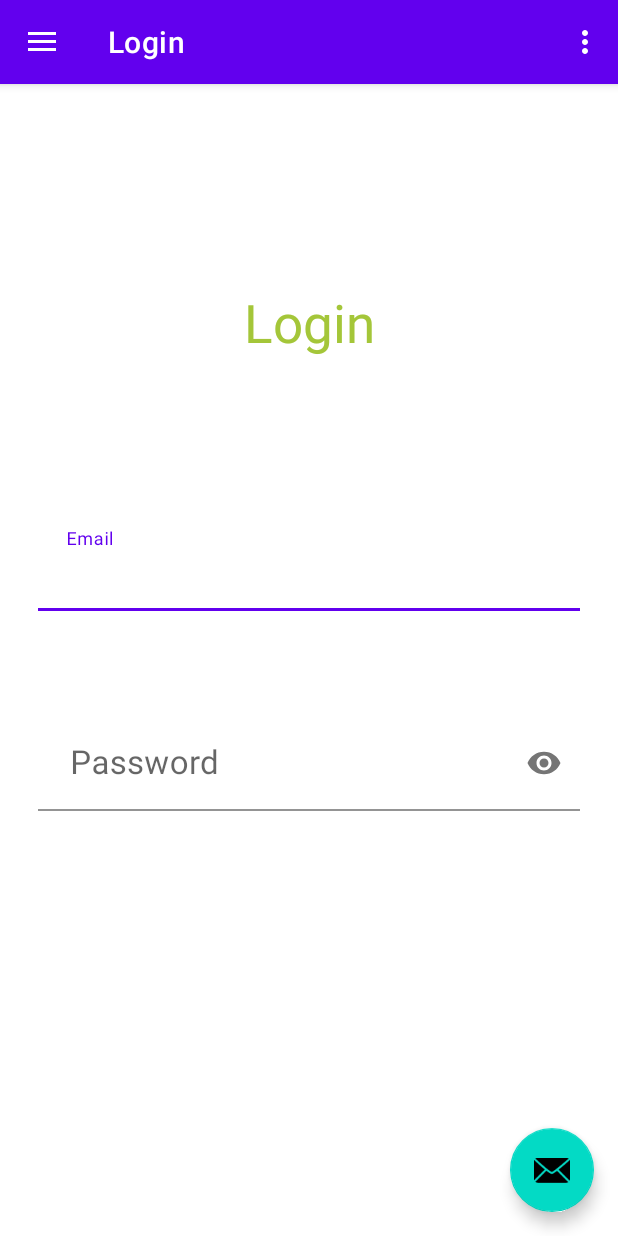
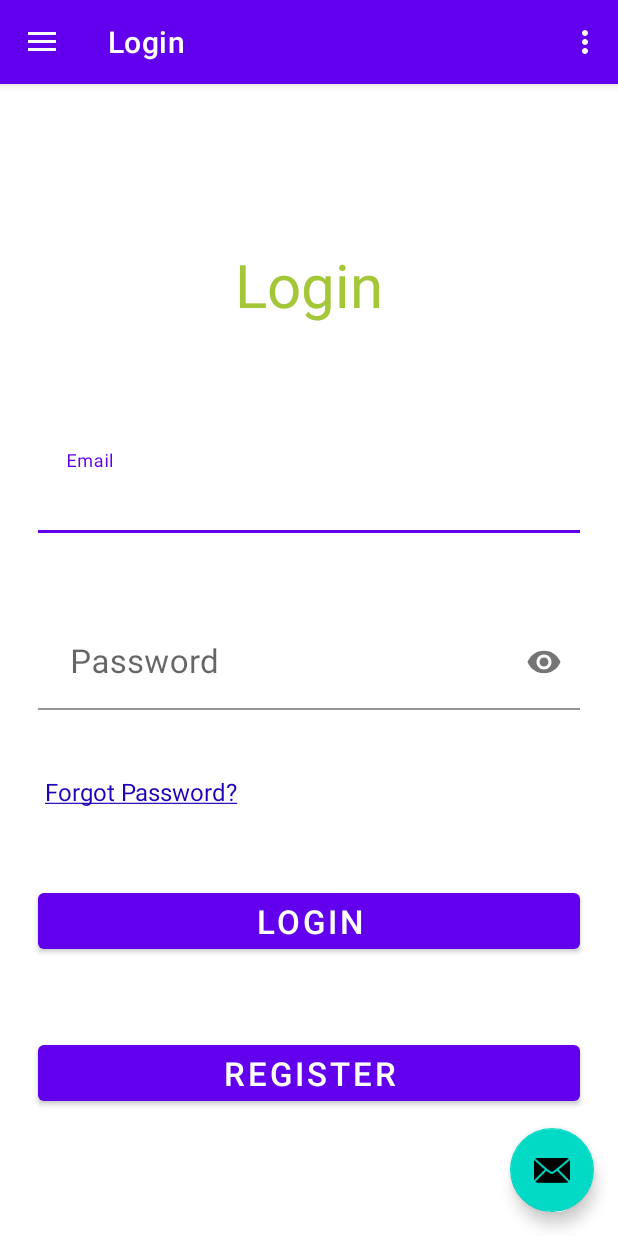
Before and after one commit to mtrhorange/ActiveMind, an Android app: the screen it shows after launch (MainActivity), in the side drawer, after a tap on "Login", on a phone screen of 412 x 824 dp. Run offline under Robolectric (Android 15) with nearby library versions, the phone set to English and light mode, and no system bars; our stand-ins replace navigation-ui.

Commit message:
Prototype Login Screen UI elements Prep for functionality

```diff
--- a/app/src/main/java/com/example/activemind/ui/login/LoginFragment.java
+++ b/app/src/main/java/com/example/activemind/ui/login/LoginFragment.java
@@ -1,14 +1,14 @@
 package com.example.activemind.ui.login;
 
 import android.os.Bundle;
-import android.os.CountDownTimer;
+import android.text.SpannableString;
+import android.text.style.UnderlineSpan;
 import android.view.LayoutInflater;
 import android.view.View;
 import android.view.ViewGroup;
 import android.widget.Button;
-import android.widget.EditText;
-import android.widget.ProgressBar;
 import android.widget.TextView;
+import android.widget.Toast;
 
 import androidx.annotation.NonNull;
 import androidx.annotation.Nullable;
@@ -17,21 +17,17 @@ import androidx.lifecycle.Observer;
 import androidx.lifecycle.ViewModelProvider;
 
 import com.example.activemind.databinding.FragmentLoginBinding;
-
-import java.util.Random;
+import com.google.android.material.textfield.TextInputEditText;
+import com.google.android.material.textfield.TextInputLayout;
 
 public class LoginFragment extends Fragment {
 
     private LoginViewModel loginViewModel;
     private FragmentLoginBinding binding;
-//    private TextView textView0, textView1, textView2, textView3, textView4, titleText;
-//    private TextView numberText, numberText2, answerText, levelText;
-//    private EditText answerEdit;
-//    private Button submitBtn, nextBtn, startBtn;
-//    private ProgressBar progressBar;
-//    private int progressTime = 4;
-//    private int level = 1;
-//    private String playerAnswer, answerString;
+    private TextInputLayout emailTextLayout, passwordTextLayout;
+    private TextView textLogin, textForgotPassword;
+    private TextInputEditText emailEdit, passwordEdit;
+    private Button loginBtn, registerBtn;
 
     public View onCreateView(@NonNull LayoutInflater inflater,
                              ViewGroup container, Bundle savedInstanceState) {
@@ -49,64 +45,35 @@ public class LoginFragment extends Fragment {
             }
         });
 
-//        newGame();
+        setup();
 
-//        startBtn.setOnClickListener(new View.OnClickListener() {
-//            public void onClick(View view) {
-//                newRound();
-//            }
-//        });
-//
-//        submitBtn.setOnClickListener(new View.OnClickListener() {
-//            public void onClick(View view) {
-//                submitAnswer();
-//            }
-//        });
-//
-//        nextBtn.setOnClickListener(new View.OnClickListener() {
-//            public void onClick(View view) {
-//                if (playerAnswer.equals(answerString))
-//                    newRound();
-//                else
-//                    newGame();
-//            }
-//        });
+        loginBtn.setOnClickListener((new View.OnClickListener()
+        {
+            @Override
+            public void onClick(View v)
+            {
+                Toast.makeText(getContext(), "LOG IN", Toast.LENGTH_SHORT).show();
+            }
+        }));
+
 
         return root;
     }
 
+    //set up bindings and stuff
     public void setup() {
-//        titleText = binding.titleText;
-//        startBtn = binding.startBtn;
-//        progressBar = binding.countdownbar;
-//        textView0 = binding.textView0;
-//        textView1 = binding.textView1;
-//        textView2 = binding.textView2;
-//        textView3 = binding.textView3;
-//        textView4 = binding.textView4;
-//        answerEdit = binding.answerEdit;
-//        numberText = binding.numberText;
-//        numberText2 = binding.numberText2;
-//        answerText = binding.answerText;
-//        submitBtn = binding.submitBtn;
-//        levelText = binding.levelText;
-//        nextBtn = binding.nextBtn;
-//
-//        titleText.setVisibility(View.VISIBLE);
-//        startBtn.setVisibility(View.VISIBLE);
-//        progressBar.setVisibility(View.INVISIBLE);
-//        textView0.setVisibility(View.INVISIBLE);
-//        textView1.setVisibility(View.INVISIBLE);
-//        textView2.setVisibility(View.INVISIBLE);
-//        textView3.setVisibility(View.INVISIBLE);
-//        textView4.setVisibility(View.INVISIBLE);
-//        answerEdit.setVisibility(View.INVISIBLE);
-//        numberText.setVisibility(View.INVISIBLE);
-//        numberText2.setVisibility(View.INVISIBLE);
-//        answerText.setVisibility(View.INVISIBLE);
-//        submitBtn.setVisibility(View.INVISIBLE);
-//        levelText.setVisibility(View.INVISIBLE);
-//        nextBtn.setVisibility(View.INVISIBLE);
+        emailTextLayout = binding.emailTextLayout;
+        passwordTextLayout = binding.passwordTextLayout;
+        textLogin = binding.textLogin;
+        textForgotPassword = binding.textForgotPassword;
+        emailEdit = binding.emailTextEntry;
+        passwordEdit = binding.passwordTextEntry;
+        loginBtn = binding.buttonLogin;
+        registerBtn = binding.buttonRegister;
+
+        SpannableString fpContent = new SpannableString("Forgot Password?");
+        fpContent.setSpan(new UnderlineSpan(), 0, fpContent.length(), 0);
+        textForgotPassword.setText(fpContent);
     }
 
     @Override
@@ -114,95 +81,4 @@ public class LoginFragment extends Fragment {
         super.onDestroyView();
         binding = null;
     }
-
-//    public class Countdown extends CountDownTimer {
-//        public Countdown(long millisInFuture, long countDownInterval) {
-//            super(millisInFuture, countDownInterval);
-//        }
-//
-//        @Override
-//        public void onFinish() {
-//            //some script here
-//            answerRound();
-//        }
-//
-//        @Override
-//        public void onTick(long millisUntilFinished) {
-//            int progress = (int) (millisUntilFinished / progressTime / 10);
-//            progressBar.setProgress(progress, true);
-//            //Log.i("NumberGame", Integer.toString(progress));
-//        }
-//    }
-
-//    public void newGame() {
-//        level = 0;
-//        setup();
-//    }
-//
-//    public void newRound() {
-//        titleText.setVisibility(View.INVISIBLE);
-//        startBtn.setVisibility(View.INVISIBLE);
-//        textView3.setVisibility(View.INVISIBLE);
-//        numberText2.setVisibility(View.INVISIBLE);
-//        textView4.setVisibility(View.INVISIBLE);
-//        answerText.setVisibility(View.INVISIBLE);
-//        levelText.setVisibility(View.INVISIBLE);
-//        nextBtn.setVisibility(View.INVISIBLE);
-//
-//        textView0.setVisibility(View.VISIBLE);
-//        numberText.setVisibility(View.VISIBLE);
-//        progressBar.setVisibility(View.VISIBLE);
-//        level += 1;
-//        String lvlTxt = "Level " + Integer.toString(level);
-//        levelText.setText(lvlTxt);
-//
-//        Random r = new Random();
-//        answerString = "";
-//        int num;
-//        for (int i=0; i<level; i++) {
-//            num = r.nextInt(9)+1;
-//            answerString += Integer.toString(num);
-//        }
-//        numberText.setText(answerString);
-//        numberText2.setText(answerString);
-//        timerCount = new Countdown(progressTime * 1000L, 100);
-//        timerCount.start();
-//    }
-//
-//    public void answerRound() {
-//        textView0.setVisibility(View.INVISIBLE);
-//        numberText.setVisibility(View.INVISIBLE);
-//        progressBar.setVisibility(View.INVISIBLE);
-//
-//        textView1.setVisibility(View.VISIBLE);
-//        textView2.setVisibility(View.VISIBLE);
-//        answerEdit.setVisibility(View.VISIBLE);
-//        submitBtn.setVisibility(View.VISIBLE);
-//
-//    }
-//
-//    public void submitAnswer() {
-//        playerAnswer = answerEdit.getText().toString();
-//        answerText.setText(playerAnswer);
-//        answerEdit.setText("");
-//        textView1.setVisibility(View.INVISIBLE);
-//        textView2.setVisibility(View.INVISIBLE);
-//        answerEdit.setVisibility(View.INVISIBLE);
-//        submitBtn.setVisibility(View.INVISIBLE);
-//
-//        textView3.setVisibility(View.VISIBLE);
-//        numberText2.setVisibility(View.VISIBLE);
-//        textView4.setVisibility(View.VISIBLE);
-//        answerText.setVisibility(View.VISIBLE);
-//        levelText.setVisibility(View.VISIBLE);
-//        nextBtn.setVisibility(View.VISIBLE);
-//
-//    }
-//
-//    public void endRound() {
-//        textView1.setVisibility(View.INVISIBLE);
-//        textView2.setVisibility(View.INVISIBLE);
-//        answerText.setVisibility(View.INVISIBLE);
-//        submitBtn.setVisibility(View.INVISIBLE);
-//    }
 }
--- a/app/src/main/res/layout/fragment_login.xml
+++ b/app/src/main/res/layout/fragment_login.xml
@@ -17,14 +17,14 @@
         android:text="@string/login_title"
         android:textAlignment="center"
         android:textColor="#A4C639"
-        android:textSize="35sp"
+        android:textSize="40sp"
         android:visibility="visible"
         app:layout_constraintBottom_toBottomOf="parent"
         app:layout_constraintEnd_toEndOf="parent"
-        app:layout_constraintHorizontal_bias="1.0"
+        app:layout_constraintHorizontal_bias="0.0"
         app:layout_constraintStart_toStartOf="parent"
         app:layout_constraintTop_toTopOf="parent"
-        app:layout_constraintVertical_bias="0.179" />
+        app:layout_constraintVertical_bias="0.14" />
 
     <com.google.android.material.textfield.TextInputLayout
         android:id="@+id/email_text_layout"
@@ -32,27 +32,25 @@
         android:layout_height="wrap_content"
         app:layout_constraintBottom_toBottomOf="parent"
         app:layout_constraintEnd_toEndOf="parent"
-        app:layout_constraintHorizontal_bias="0.32"
         app:layout_constraintStart_toStartOf="parent"
         app:layout_constraintTop_toBottomOf="@id/text_login"
-        app:layout_constraintVertical_bias="0.199">
+        app:layout_constraintVertical_bias="0.135">
 
-        <EditText
+        <com.google.android.material.textfield.TextInputEditText
             android:id="@+id/email_text_entry"
             android:layout_width="match_parent"
             android:layout_height="wrap_content"
             android:layout_marginHorizontal="25dp"
             android:backgroundTint="@color/color_transparent"
             android:hint=" Email"
+            android:autofillHints="emailAddress"
             android:inputType="textEmailAddress"
             android:textSize="23sp"
             android:visibility="visible"
             app:layout_constraintBottom_toBottomOf="parent"
             app:layout_constraintEnd_toEndOf="parent"
-            app:layout_constraintHorizontal_bias="0.32"
             app:layout_constraintStart_toStartOf="parent"
-            app:layout_constraintTop_toBottomOf="@id/text_login"
-            app:layout_constraintVertical_bias="0.199" />
+            app:layout_constraintTop_toBottomOf="@id/text_login" />
     </com.google.android.material.textfield.TextInputLayout>
 
     <com.google.android.material.textfield.TextInputLayout
@@ -62,62 +60,70 @@
         android:layout_height="wrap_content"
         app:layout_constraintBottom_toBottomOf="parent"
         app:layout_constraintEnd_toEndOf="parent"
-        app:layout_constraintHorizontal_bias="0.32"
         app:layout_constraintStart_toStartOf="parent"
         app:layout_constraintTop_toBottomOf="@id/email_text_layout"
-        app:layout_constraintVertical_bias="0.199">
+        app:layout_constraintVertical_bias="0.135">
 
-        <EditText
+        <com.google.android.material.textfield.TextInputEditText
             android:id="@+id/password_text_entry"
             android:layout_width="match_parent"
             android:layout_height="wrap_content"
             android:layout_marginHorizontal="25dp"
             android:hint=" Password"
+            android:autofillHints="password"
             android:inputType="textPassword"
-            android:textSize="22dp"
+            android:textSize="22sp"
             android:visibility="visible"
             android:backgroundTint="@color/color_transparent"
             />
     </com.google.android.material.textfield.TextInputLayout>
 
-<!--    <Button-->
-<!--        android:id="@+id/button_login"-->
-<!--        android:layout_width="300dp"-->
-<!--        android:layout_height="wrap_content"-->
-<!--        android:layout_below="@id/textview_forgot_password"-->
-<!--        android:layout_centerHorizontal="true"-->
-<!--        android:layout_marginTop="22dp"-->
-<!--        android:text="Login"-->
-<!--        android:textSize="22dp"-->
-<!--        android:visibility="gone" />-->
+    <Button
+        android:id="@+id/button_login"
+        android:layout_width="match_parent"
+        android:layout_height="wrap_content"
+        android:layout_centerHorizontal="true"
+        android:layout_marginHorizontal="25dp"
+        android:text="Login"
+        android:textSize="22sp"
+        android:visibility="visible"
+        app:layout_constraintBottom_toBottomOf="parent"
+        app:layout_constraintEnd_toEndOf="parent"
+        app:layout_constraintStart_toStartOf="parent"
+        app:layout_constraintTop_toBottomOf="@id/password_text_layout"
+        app:layout_constraintVertical_bias="0.384" />
 
-<!--    <TextView-->
-<!--        android:id="@+id/textview_forgot_password"-->
-<!--        android:layout_width="wrap_content"-->
-<!--        android:layout_height="wrap_content"-->
-<!--        android:layout_below="@id/password_text_entry"-->
-<!--        android:layout_alignStart="@+id/password_text_entry"-->
-<!--        android:layout_marginStart="10dp"-->
-<!--        android:layout_marginTop="22dp"-->
-<!--        android:clickable="true"-->
-<!--        android:text="forgot pw"-->
-<!--        android:textSize="13dp"-->
-<!--        android:focusable="false"-->
-<!--        android:visibility="gone"/>-->
+    <Button
+        android:id="@+id/button_register"
+        android:layout_width="match_parent"
+        android:layout_height="wrap_content"
+        android:layout_centerHorizontal="true"
+        android:layout_marginHorizontal="25dp"
+        android:text="Register"
+        android:textSize="22sp"
+        android:visibility="visible"
+        app:layout_constraintBottom_toBottomOf="parent"
+        app:layout_constraintEnd_toEndOf="parent"
+        app:layout_constraintStart_toStartOf="parent"
+        app:layout_constraintTop_toBottomOf="@id/button_login"
+        app:layout_constraintVertical_bias="0.384" />
 
-<!--    <TextView-->
-<!--        android:id="@+id/textview_register"-->
-<!--        android:layout_width="wrap_content"-->
-<!--        android:layout_height="wrap_content"-->
-<!--        android:layout_below="@id/password_text_entry"-->
-<!--        android:layout_alignEnd="@+id/password_text_entry"-->
-<!--        android:layout_marginEnd="10dp"-->
-<!--        android:layout_marginTop="22dp"-->
-<!--        android:clickable="true"-->
-<!--        android:text="register"-->
-<!--        android:textSize="13dp"-->
-<!--        android:focusable="false"-->
-<!--        android:visibility="gone"/>-->
+    <TextView
+        android:id="@+id/text_forgot_password"
+        android:layout_width="match_parent"
+        android:layout_height="wrap_content"
+        android:layout_marginHorizontal="30dp"
+        android:clickable="true"
+        android:focusable="false"
+        android:text="forgot pw"
+        android:textSize="16sp"
+        android:textColor="#2200BB"
+        android:visibility="visible"
+        app:layout_constraintBottom_toBottomOf="parent"
+        app:layout_constraintEnd_toEndOf="parent"
+        app:layout_constraintStart_toStartOf="parent"
+        app:layout_constraintTop_toBottomOf="@id/password_text_layout"
+        app:layout_constraintVertical_bias="0.131" />
 
 
 </androidx.constraintlayout.widget.ConstraintLayout>
```
